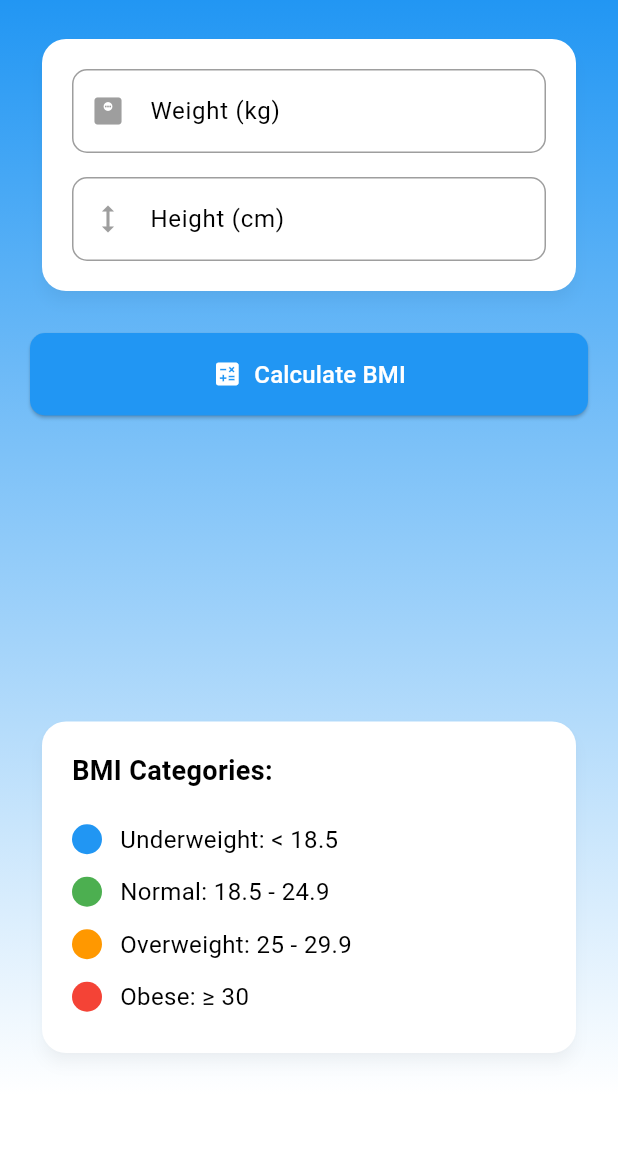
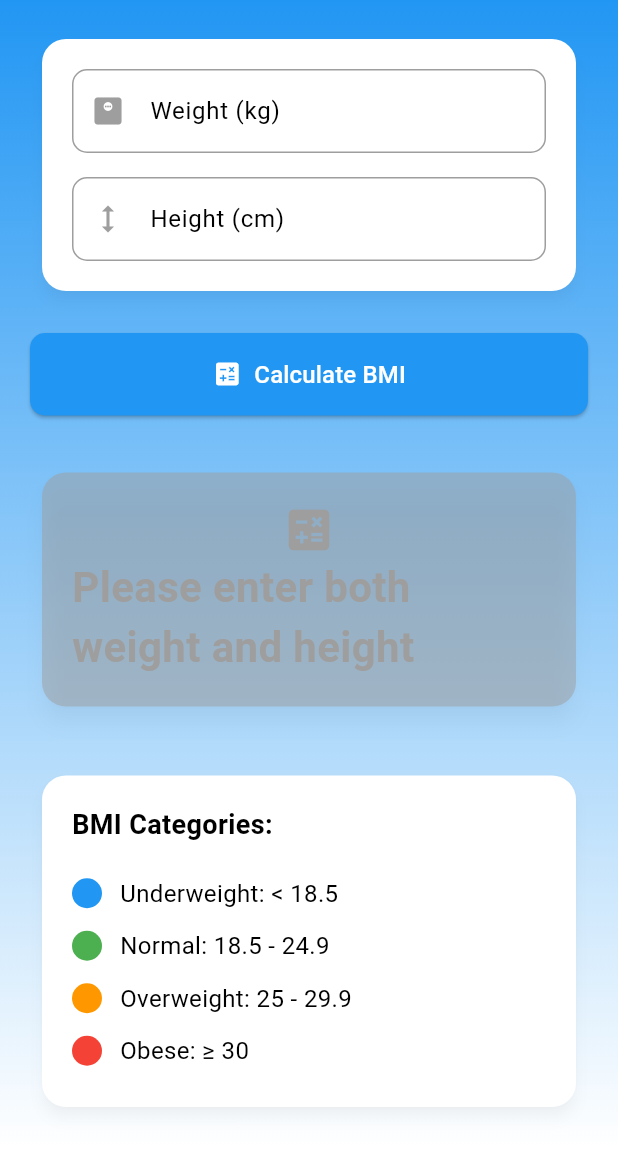
Before and after one commit to Tsaniii18/MobileCalculator, a Flutter app: the BMICalculatorPage screen opened directly, after a tap on "Calculate BMI", on a phone screen of 412 x 824 dp, the part 87-1236 px from its top. Run offline on Flutter 3.47's test engine with Material 3 defaults, Android fonts, the phone set to English and light mode, and no system bars; our stand-ins replace hive, hive_flutter; accounts and stored records are empty.

Commit message:
Update error handling

```diff
--- a/lib/pages/bmi_calculator_page.dart
+++ b/lib/pages/bmi_calculator_page.dart
@@ -42,17 +42,29 @@ class _BMICalculatorPageState extends State<BMICalculatorPage>
   }
 
   void _calculateBMI() {
+    _animationController.reset();
+
     if (_weightController.text.isEmpty || _heightController.text.isEmpty) {
       setState(() {
         _result = 'Please enter both weight and height';
         _category = '';
+        _categoryColor = Colors.grey;
       });
+      _animationController.forward();
       return;
     }
 
     try {
-      final weight = double.parse(_weightController.text);
-      final height = double.parse(_heightController.text);
+      final weight = double.tryParse(_weightController.text);
+      final height = double.tryParse(_heightController.text);
+
+      if (weight == null || height == null) {
+        throw FormatException('Please enter valid numbers');
+      }
+
+      if (weight <= 0 || height <= 0) {
+        throw FormatException('Values must be greater than zero');
+      }
 
       final bmiData = CalculationService.calculateBMI(weight, height);
       final bmiValue = double.parse(bmiData['bmi']!);
@@ -63,13 +75,21 @@ class _BMICalculatorPageState extends State<BMICalculatorPage>
         _categoryColor = bmiData['categoryColor'] as Color;
       });
 
-      _animationController.reset();
+      _animationController.forward();
+    } on FormatException catch (e) {
+      setState(() {
+        _result = 'Error: ${e.message}';
+        _category = '';
+        _categoryColor = Colors.red;
+      });
       _animationController.forward();
     } catch (e) {
       setState(() {
-        _result = 'Invalid input: ${e.toString()}';
+        _result = 'Error: ${e.toString()}';
         _category = '';
+        _categoryColor = Colors.red;
       });
+      _animationController.forward();
     }
   }
 
@@ -137,12 +157,24 @@ class _BMICalculatorPageState extends State<BMICalculatorPage>
                     shape: RoundedRectangleBorder(
                       borderRadius: BorderRadius.circular(16),
                     ),
-                    color: _categoryColor.withOpacity(0.5),
+                    color:
+                        _result.startsWith('Error')
+                            ? Colors.red.withOpacity(0.2)
+                            : _categoryColor.withOpacity(0.5),
                     child: Padding(
                       padding: const EdgeInsets.all(20.0),
                       child: Column(
-                        crossAxisAlignment: CrossAxisAlignment.start,
                         children: [
+                          Icon(
+                            _result.startsWith('Error')
+                                ? Icons.error
+                                : Icons.calculate,
+                            size: 36,
+                            color:
+                                _result.startsWith('Error')
+                                    ? Colors.red
+                                    : _categoryColor,
+                          ),
                           Center(
                             child: Text(
                               _result,
```
Also changed, not shown: lib/pages/batch_calculate_page.dart (+65 -23 lines), 1 other file.
